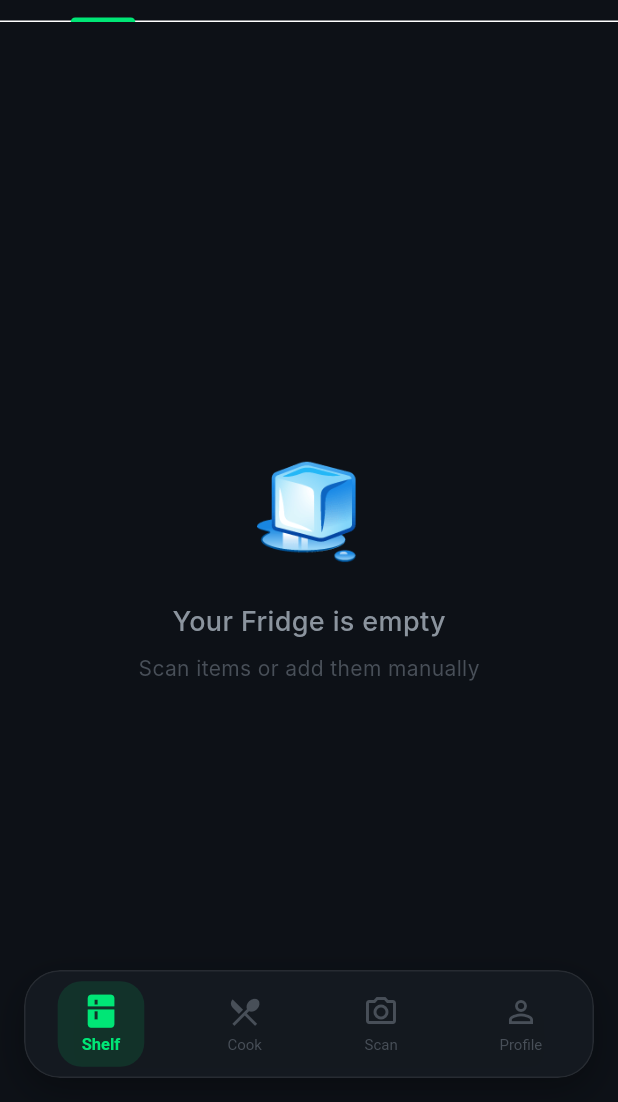
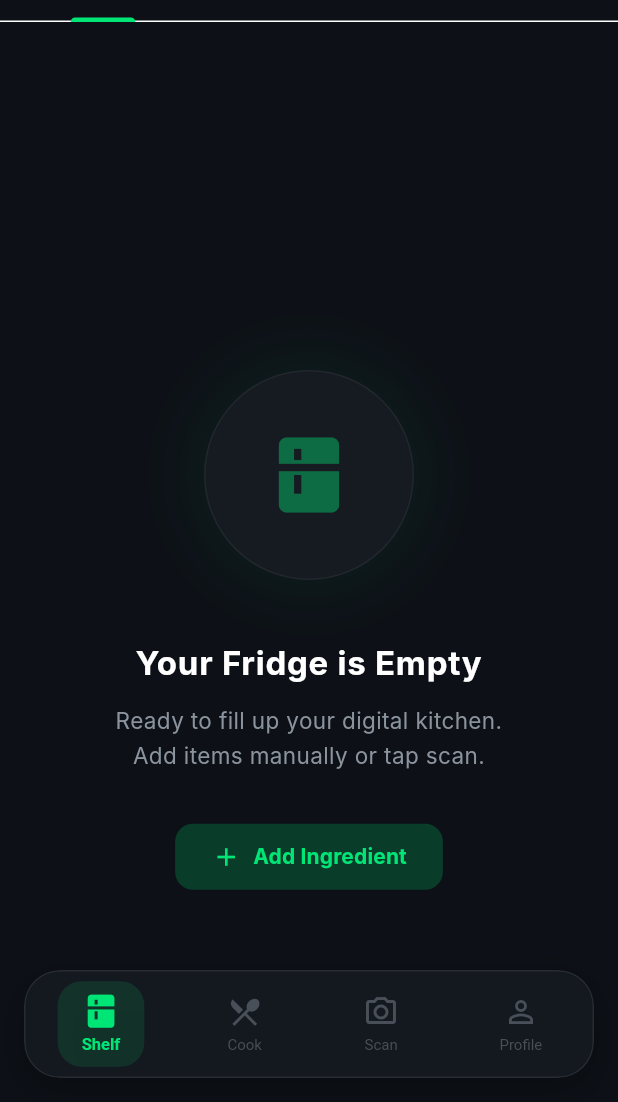
Before and after one commit to shukurillo0526/ifridge-frontend, a Flutter app: the screen it shows after launch, on a phone screen of 412 x 824 dp, the part 134-1236 px from its top. Run offline on Flutter 3.47's test engine with Material 3 defaults, Android fonts, the phone set to English and light mode, and no system bars; our stand-ins replace image_picker, supabase_flutter; accounts and stored records are empty; Roboto replaces fonts that are missing (Inter).

Commit message:
feat(ui): add Swipe-to-Use and animated Empty State to Living Shelf (Phase 1)

```diff
--- /dev/null
+++ b/lib/core/widgets/empty_state_illustration.dart
@@ -0,0 +1,136 @@
+// I-Fridge — Empty State Widget
+// Displays beautiful SVG/Icon-based empty states for inventories and lists.
+
+import 'package:flutter/material.dart';
+import 'package:ifridge_app/core/theme/app_theme.dart';
+
+class EmptyStateIllustration extends StatefulWidget {
+  final String title;
+  final String description;
+  final IconData icon;
+  final String? actionLabel;
+  final VoidCallback? onAction;
+
+  const EmptyStateIllustration({
+    super.key,
+    required this.title,
+    required this.description,
+    required this.icon,
+    this.actionLabel,
+    this.onAction,
+  });
+
+  @override
+  State<EmptyStateIllustration> createState() => _EmptyStateIllustrationState();
+}
+
+class _EmptyStateIllustrationState extends State<EmptyStateIllustration>
+    with SingleTickerProviderStateMixin {
+  late AnimationController _controller;
+  late Animation<double> _floatAnimation;
+
+  @override
+  void initState() {
+    super.initState();
+    _controller = AnimationController(
+      vsync: this,
+      duration: const Duration(milliseconds: 2000),
+    )..repeat(reverse: true);
+
+    _floatAnimation = Tween<double>(begin: -8.0, end: 8.0).animate(
+      CurvedAnimation(parent: _controller, curve: Curves.easeInOutSine),
+    );
+  }
+
+  @override
+  void dispose() {
+    _controller.dispose();
+    super.dispose();
+  }
+
+  @override
+  Widget build(BuildContext context) {
+    return Center(
+      child: Padding(
+        padding: const EdgeInsets.symmetric(horizontal: 32.0),
+        child: Column(
+          mainAxisAlignment: MainAxisAlignment.center,
+          children: [
+            // Ghostly Floating Icon
+            AnimatedBuilder(
+              animation: _floatAnimation,
+              builder: (context, child) {
+                return Transform.translate(
+                  offset: Offset(0, _floatAnimation.value),
+                  child: child,
+                );
+              },
+              child: Container(
+                width: 140,
+                height: 140,
+                decoration: BoxDecoration(
+                  shape: BoxShape.circle,
+                  color: AppTheme.surface,
+                  border: Border.all(color: Colors.white.withValues(alpha: 0.05)),
+                  boxShadow: [
+                    BoxShadow(
+                      color: IFridgeTheme.primary.withValues(alpha: 0.05),
+                      blurRadius: 30,
+                      spreadRadius: 10,
+                    )
+                  ],
+                ),
+                child: Icon(
+                  widget.icon,
+                  size: 60,
+                  color: IFridgeTheme.primary.withValues(alpha: 0.4),
+                ),
+              ),
+            ),
+            const SizedBox(height: 32),
+
+            // Text Content
+            Text(
+              widget.title,
+              textAlign: TextAlign.center,
+              style: const TextStyle(
+                color: Colors.white,
+                fontSize: 22,
+                fontWeight: FontWeight.w700,
+                letterSpacing: 0.5,
+              ),
+            ),
+            const SizedBox(height: 12),
+            Text(
+              widget.description,
+              textAlign: TextAlign.center,
+              style: TextStyle(
+                color: IFridgeTheme.textSecondary,
+                fontSize: 15,
+                height: 1.5,
+              ),
+            ),
+
+            if (widget.actionLabel != null && widget.onAction != null) ...[
+              const SizedBox(height: 32),
+              FilledButton.icon(
+                onPressed: widget.onAction,
+                style: FilledButton.styleFrom(
+                  backgroundColor: IFridgeTheme.primary.withValues(alpha: 0.2),
+                  foregroundColor: IFridgeTheme.primary,
+                  padding: const EdgeInsets.symmetric(horizontal: 24, vertical: 12),
+                  shape: RoundedRectangleBorder(borderRadius: BorderRadius.circular(12)),
+                ),
+                icon: const Icon(Icons.add, size: 20),
+                label: Text(
+                  widget.actionLabel!,
+                  style: const TextStyle(fontWeight: FontWeight.bold),
+                ),
+              ),
+            ]
+          ],
+        ),
+      ),
+    );
+  }
+}
--- a/lib/features/shelf/presentation/screens/living_shelf_screen.dart
+++ b/lib/features/shelf/presentation/screens/living_shelf_screen.dart
@@ -7,6 +7,7 @@ import 'package:flutter/material.dart';
 import 'package:supabase_flutter/supabase_flutter.dart';
 import 'package:ifridge_app/core/theme/app_theme.dart';
 import 'package:ifridge_app/core/widgets/shimmer_loading.dart';
+import 'package:ifridge_app/core/widgets/empty_state_illustration.dart';
 import 'package:ifridge_app/core/widgets/slide_in_item.dart';
 import 'package:ifridge_app/features/shelf/domain/inventory_item.dart';
 import 'package:ifridge_app/features/shelf/presentation/widgets/inventory_item_card.dart';
@@ -184,32 +185,16 @@ class _LivingShelfScreenState extends State<LivingShelfScreen>
 
   Widget _buildShelfGrid(List<InventoryItem> items, String zone) {
     if (items.isEmpty) {
-      return Center(
-        child: Column(
-          mainAxisAlignment: MainAxisAlignment.center,
-          children: [
-            Text(
-              zone == 'Fridge' ? '🧊' : zone == 'Freezer' ? '❄️' : '🗄️',
-              style: const TextStyle(fontSize: 64),
-            ),
-            const SizedBox(height: 16),
-            Text(
-              'Your $zone is empty',
-              style: const TextStyle(
-                color: IFridgeTheme.textSecondary,
-                fontSize: 18,
-                fontWeight: FontWeight.w500,
-              ),
-            ),
-            const SizedBox(height: 8),
-            Text(
-              'Scan items or add them manually',
-              style: TextStyle(
-                color: IFridgeTheme.textMuted,
-                fontSize: 14,
-              ),
-            ),
-          ],
+      return Padding(
+        padding: const EdgeInsets.only(top: 100),
+        child: EmptyStateIllustration(
+          icon: _zoneIcon(zone),
+          title: 'Your $zone is Empty',
+          description: 'Ready to fill up your digital kitchen.\nAdd items manually or tap scan.',
+          actionLabel: 'Add Ingredient',
+          onAction: () {
+            // Placeholder: Future Phase 2 manual entry
+          },
         ),
       );
     }
@@ -335,4 +320,11 @@ class _LivingShelfScreenState extends State<LivingShelfScreen>
       ),
     );
   }
+
+  IconData _zoneIcon(String zone) {
+    if (zone == 'Fridge') return Icons.kitchen;
+    if (zone == 'Freezer') return Icons.ac_unit;
+    if (zone == 'Pantry') return Icons.inventory_2;
+    return Icons.shelves;
+  }
 }
```
Also changed, not shown: lib/features/shelf/presentation/widgets/inventory_item_card.dart (+58 -5 lines).
